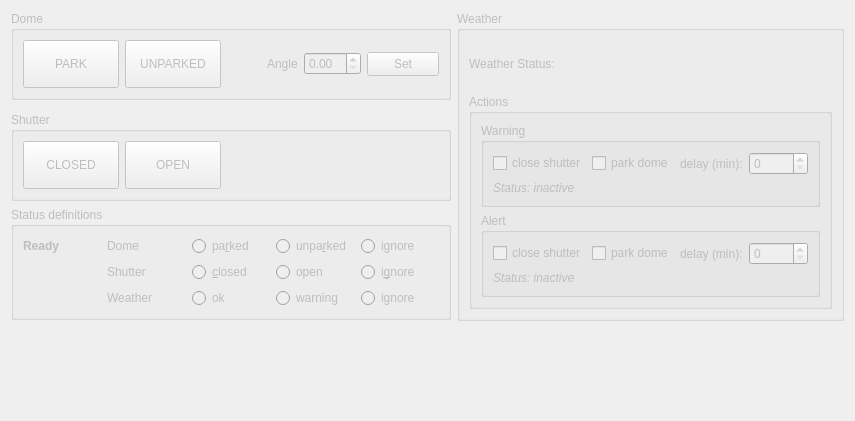
The window that kstars/ekos/observatory/observatory.ui (sterne-jaeger/kstars) describes before a commit, drawn with Qt 5.
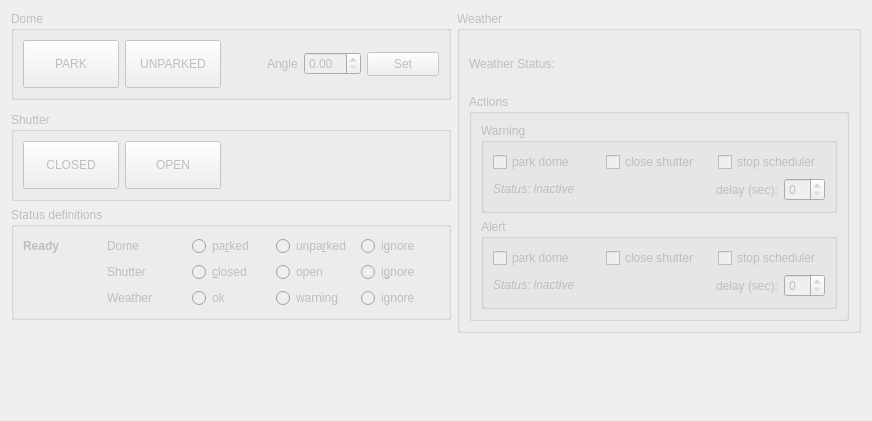
The same window after the commit.

Commit message: shutter actions invisible if no shutter present, measurement of delay in secs

```diff
--- a/kstars/ekos/observatory/observatory.ui
+++ b/kstars/ekos/observatory/observatory.ui
@@ -6,7 +6,7 @@
    <rect>
     <x>0</x>
     <y>0</y>
-    <width>855</width>
+    <width>872</width>
     <height>421</height>
    </rect>
   </property>
@@ -489,40 +489,64 @@
             <string>Warning</string>
            </property>
            <layout class="QGridLayout" name="gridLayout_6">
-            <item row="0" column="2">
-             <widget class="QLabel" name="weatherWarningDelayLabel">
-              <property name="text">
-               <string>delay (min):</string>
-              </property>
-             </widget>
-            </item>
-            <item row="0" column="1">
+            <item row="0" column="0">
              <widget class="QCheckBox" name="weatherWarningDomeCB">
               <property name="text">
                <string>park dome</string>
               </property>
              </widget>
             </item>
-            <item row="0" column="0">
+            <item row="0" column="1">
              <widget class="QCheckBox" name="weatherWarningShutterCB">
               <property name="text">
                <string>close shutter</string>
               </property>
              </widget>
             </item>
-            <item row="0" column="3">
-             <widget class="QSpinBox" name="weatherWarningDelaySB"/>
-            </item>
-            <item row="1" column="0" colspan="4">
-             <widget class="QLabel" name="weatherWarningStatusLabel">
+            <item row="0" column="2">
+             <widget class="QCheckBox" name="weatherWarningSchedulerCB">
               <property name="text">
-               <string>&lt;html&gt;&lt;head/&gt;&lt;body&gt;&lt;p&gt;&lt;span style=&quot; font-style:italic;&quot;&gt;Status: inactive&lt;/span&gt;&lt;/p&gt;&lt;/body&gt;&lt;/html&gt;</string>
-              </property>
-              <property name="textFormat">
-               <enum>Qt::AutoText</enum>
+               <string>stop scheduler</string>
               </property>
              </widget>
             </item>
+            <item row="1" column="0" colspan="3">
+             <layout class="QHBoxLayout" name="horizontalLayout">
+              <item>
+               <widget class="QLabel" name="weatherWarningStatusLabel">
+                <property name="text">
+                 <string>&lt;html&gt;&lt;head/&gt;&lt;body&gt;&lt;p&gt;&lt;span style=&quot; font-style:italic;&quot;&gt;Status: inactive&lt;/span&gt;&lt;/p&gt;&lt;/body&gt;&lt;/html&gt;</string>
+                </property>
+                <property name="textFormat">
+                 <enum>Qt::AutoText</enum>
+                </property>
+               </widget>
+              </item>
+              <item>
+               <spacer name="horizontalSpacer_6">
+                <property name="orientation">
+                 <enum>Qt::Horizontal</enum>
+                </property>
+                <property name="sizeHint" stdset="0">
+                 <size>
+                  <width>40</width>
+                  <height>20</height>
+                 </size>
+                </property>
+               </spacer>
+              </item>
+              <item>
+               <widget class="QLabel" name="weatherWarningDelayLabel">
+                <property name="text">
+                 <string>delay (sec):</string>
+                </property>
+               </widget>
+              </item>
+              <item>
+               <widget class="QSpinBox" name="weatherWarningDelaySB"/>
+              </item>
+             </layout>
+            </item>
            </layout>
           </widget>
          </item>
@@ -532,40 +556,64 @@
             <string>Alert</string>
            </property>
            <layout class="QGridLayout" name="gridLayout_7">
-            <item row="0" column="2">
-             <widget class="QLabel" name="weatherAlertDelayLabel">
-              <property name="text">
-               <string>delay (min):</string>
-              </property>
-             </widget>
-            </item>
-            <item row="0" column="0">
+            <item row="0" column="1">
              <widget class="QCheckBox" name="weatherAlertShutterCB">
               <property name="text">
                <string>close shutter</string>
               </property>
              </widget>
             </item>
-            <item row="0" column="1">
+            <item row="0" column="0">
              <widget class="QCheckBox" name="weatherAlertDomeCB">
               <property name="text">
                <string>park dome</string>
               </property>
              </widget>
             </item>
-            <item row="0" column="3">
-             <widget class="QSpinBox" name="weatherAlertDelaySB"/>
-            </item>
-            <item row="1" column="0" colspan="4">
-             <widget class="QLabel" name="weatherAlertStatusLabel">
+            <item row="0" column="2">
+             <widget class="QCheckBox" name="weatherAlertSchedulerCB">
               <property name="text">
-               <string>&lt;html&gt;&lt;head/&gt;&lt;body&gt;&lt;p&gt;&lt;span style=&quot; font-style:italic;&quot;&gt;Status: inactive&lt;/span&gt;&lt;/p&gt;&lt;/body&gt;&lt;/html&gt;</string>
-              </property>
-              <property name="textFormat">
-               <enum>Qt::AutoText</enum>
+               <string>stop scheduler</string>
               </property>
              </widget>
             </item>
+            <item row="1" column="0" colspan="3">
+             <layout class="QHBoxLayout" name="horizontalLayout_2">
+              <item>
+               <widget class="QLabel" name="weatherAlertStatusLabel">
+                <property name="text">
+                 <string>&lt;html&gt;&lt;head/&gt;&lt;body&gt;&lt;p&gt;&lt;span style=&quot; font-style:italic;&quot;&gt;Status: inactive&lt;/span&gt;&lt;/p&gt;&lt;/body&gt;&lt;/html&gt;</string>
+                </property>
+                <property name="textFormat">
+                 <enum>Qt::AutoText</enum>
+                </property>
+               </widget>
+              </item>
+              <item>
+               <spacer name="horizontalSpacer_7">
+                <property name="orientation">
+                 <enum>Qt::Horizontal</enum>
+                </property>
+                <property name="sizeHint" stdset="0">
+                 <size>
+                  <width>40</width>
+                  <height>20</height>
+                 </size>
+                </property>
+               </spacer>
+              </item>
+              <item>
+               <widget class="QLabel" name="weatherAlertDelayLabel">
+                <property name="text">
+                 <string>delay (sec):</string>
+                </property>
+               </widget>
+              </item>
+              <item>
+               <widget class="QSpinBox" name="weatherAlertDelaySB"/>
+              </item>
+             </layout>
+            </item>
            </layout>
           </widget>
          </item>
```
Left out of the diff: 4 changed lines with no effect on the pictures. The commit also changes 5 other files.
